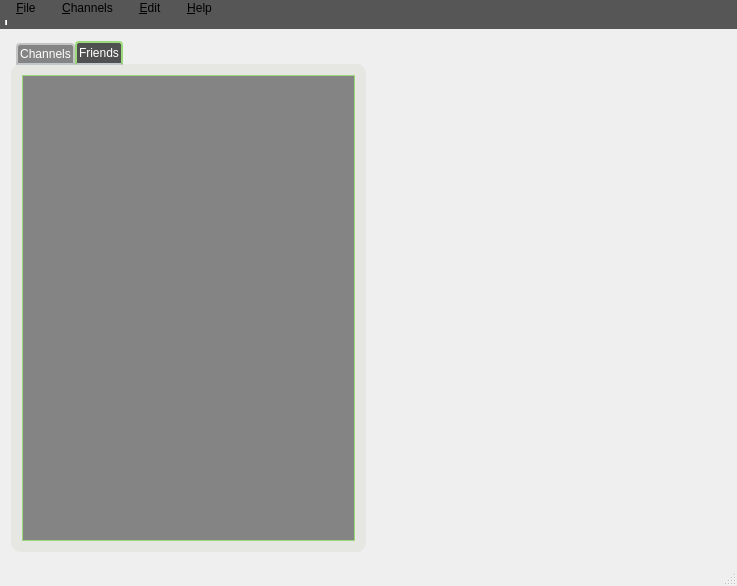
Qt form client/gui/livejamming/app/mainwindow.ui (sush/Live-Jamming) before a commit.
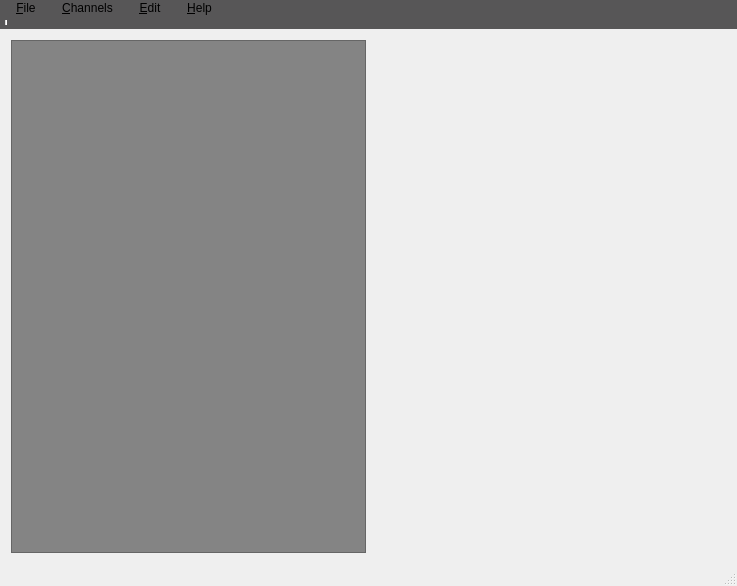
The same form after that commit. Icons and pictures are not drawn. Custom widgets are drawn as their Qt base class.

```diff
--- a/client/gui/livejamming/app/mainwindow.ui
+++ b/client/gui/livejamming/app/mainwindow.ui
@@ -71,65 +71,6 @@
       <property name="orientation">
        <enum>Qt::Horizontal</enum>
       </property>
-      <widget class="QTabWidget" name="tabWidget">
-       <property name="styleSheet">
-        <string notr="true">QTabWidget::pane {
-	color: rgb(246, 246, 244);
-	margin: 0px,1px,1px,1px;
-
-	border-radius: 10px;
-	background: #E6E6E3;
-      }
-
-  QTabWidget::tab-bar {          
-	left: 5px; /* move to the right by 5px */
-	bottom: -1px;      } 
-
-/* Style the tab using the tab sub-control. Note that          it reads QTabBar _not_ QTabWidget */
-QTabBar::tab { 
-	background: rgb(132,132,132);
-    border: 2px solid #C4C4C3; 
-	border-bottom-color: #C2C7CB; /* same as the pane color */          
-	border-top-left-radius: 4px;          
-	border-top-right-radius: 4px;     
-	min-width: 8ex;
-	padding: 2px;
-	color: #FFFFFF;   
-}
-       
-QTabBar::tab:selected, QTabBar::tab:hover {	
-
-}
-
-QTabBar::tab:selected {
-	background: rgb(80,80,80); 
-	border-color: #9BD97a;          
-	border-bottom-color: #C2C7CB; /* same as pane color */
-}
-
-QTabBar::tab:!selected {
-    margin-top: 2px; /* make non-selected tabs look smaller */
-}
-</string>
-       </property>
-       <property name="currentIndex">
-        <number>1</number>
-       </property>
-       <property name="tabsClosable">
-        <bool>false</bool>
-       </property>
-       <widget class="QWidget" name="channelsTab">
-        <property name="styleSheet">
-         <string notr="true">#tab {	
-	background: rgb(80, 80, 80);
-	border: 1px rgb(155, 217, 122);
-}</string>
-        </property>
-        <attribute name="title">
-         <string>Channels</string>
-        </attribute>
-        <layout class="QHBoxLayout" name="horizontalLayout_2">
-         <item>
           <widget class="ChannelList" name="channelList">
            <property name="contextMenuPolicy">
             <enum>Qt::CustomContextMenu</enum>
@@ -137,7 +78,6 @@
            <property name="styleSheet">
             <string notr="true">#channelList {
 	background: rgb(132, 132, 132);
-	border: 1px solid #9BD97a;
 	color: #FFFFFF;
 }
 
@@ -173,32 +113,6 @@
              <set>AlignHCenter|AlignVCenter|AlignCenter</set>
             </property>
            </column>
-          </widget>
-         </item>
-        </layout>
-       </widget>
-       <widget class="QWidget" name="FriendsTab">
-        <property name="styleSheet">
-         <string notr="true">#tab_2 {
-	background: rgb(80, 80, 80)
-}</string>
-        </property>
-        <attribute name="title">
-         <string>Friends</string>
-        </attribute>
-        <layout class="QHBoxLayout" name="horizontalLayout_3">
-         <item>
-          <widget class="QListWidget" name="friendsList">
-           <property name="styleSheet">
-            <string notr="true">#friendsList {
-	background: rgb(132, 132, 132);
-	border: 1px solid #9BD97a;
-}</string>
-           </property>
-          </widget>
-         </item>
-        </layout>
-       </widget>
       </widget>
      </widget>
     </item>
```
Lines whose indentation alone changed are shown as unchanged.
